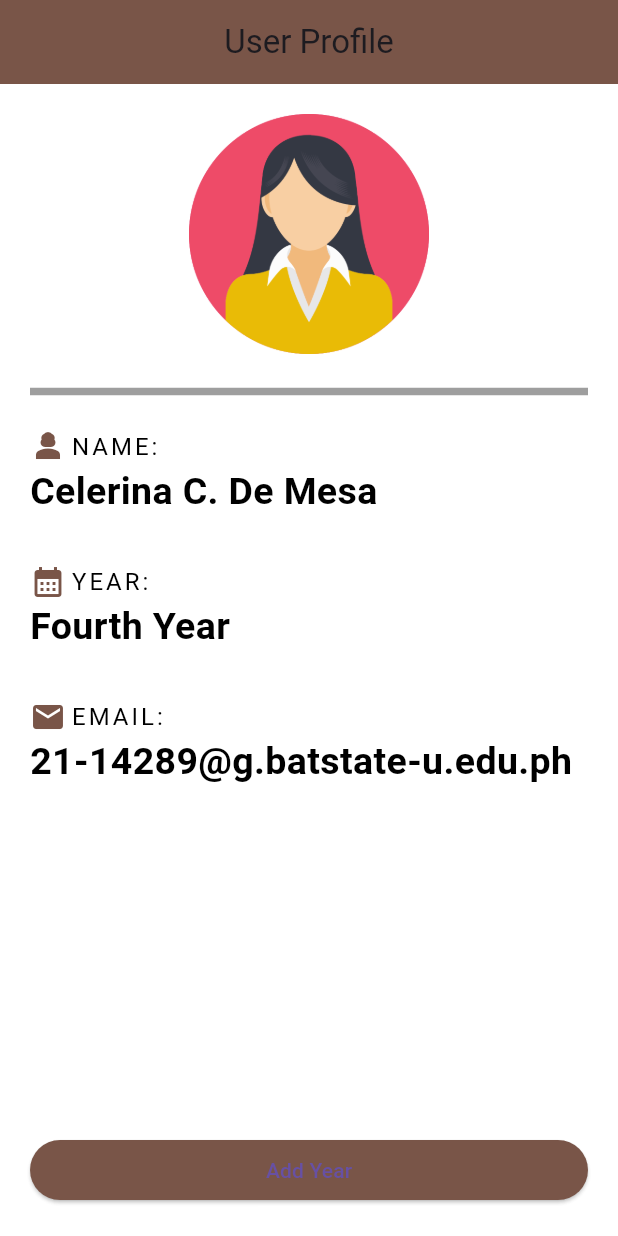
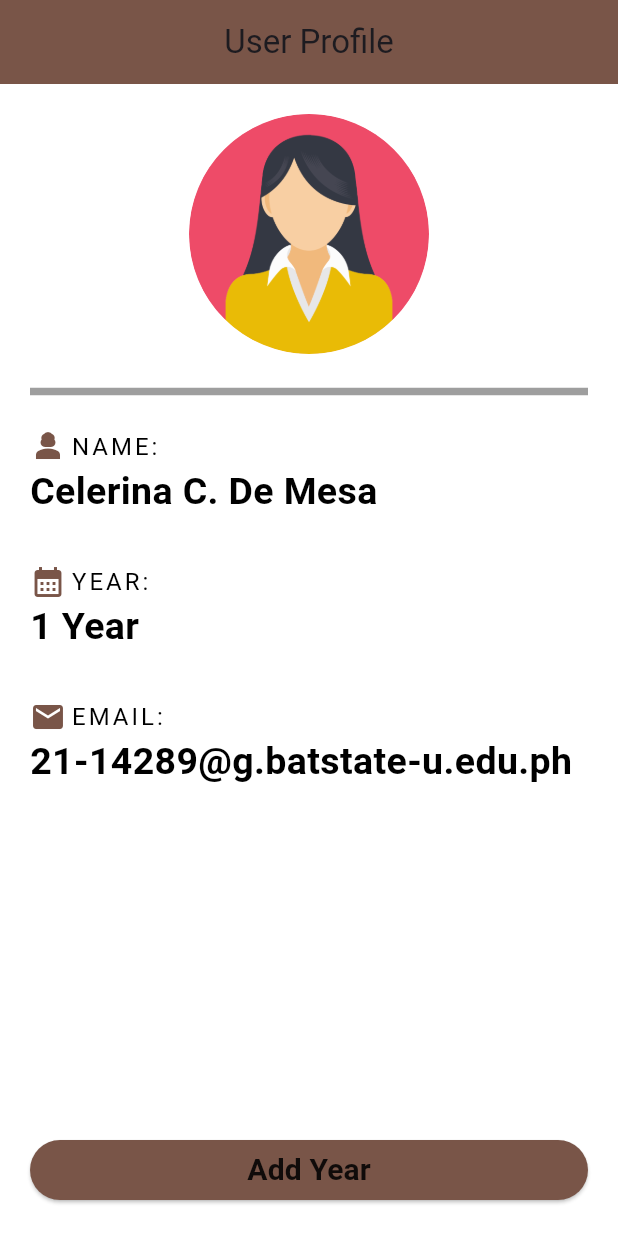
Before and after one commit to CelerinaD/Front-App, a Flutter app: the screen it shows after launch, after a tap on "Add Year", on a phone screen of 412 x 824 dp. Run offline on Flutter 3.47's test engine with Material 3 defaults, Android fonts, the phone set to English and light mode, and no system bars.

```diff
--- a/lib/home.dart
+++ b/lib/home.dart
@@ -1,12 +1,19 @@
 import 'package:flutter/material.dart';
 
-class Home extends StatelessWidget {
+class Home extends StatefulWidget {
   const Home({super.key});
+
+  @override
+  State<Home> createState() => _HomeState();
+}
+
+class _HomeState extends State<Home> {
+  int year = 0;
 
   @override
   Widget build(BuildContext context) {
     return  Scaffold(
-      backgroundColor: Colors.white70,
+      backgroundColor: Colors.white,
       appBar: AppBar(
         title: Text('User Profile'),
         backgroundColor: Colors.brown,
@@ -23,7 +30,8 @@ class Home extends StatelessWidget {
               children: <Widget>[
                 Center(
                   child: CircleAvatar(
-                    child: Image.asset('assets/6997662.png'),
+                   backgroundImage: AssetImage('assets/6997662.png'),
+                    backgroundColor: Colors.white,
                     radius: 80.0,
                   ),
                 ),
@@ -80,7 +88,7 @@ class Home extends StatelessWidget {
                   ],
                 ),
                 Text(
-                  'Fourth Year',
+                  '$year Year',
                   style: TextStyle(
                     fontWeight: FontWeight.bold,
                     color: Colors.black,
@@ -118,8 +126,19 @@ class Home extends StatelessWidget {
               crossAxisAlignment: CrossAxisAlignment.stretch,
               children: [
                 ElevatedButton(
-                    onPressed: (){},
-                    child: Text('Add Year'),
+                    onPressed: (){
+                      setState(() {
+                        year += 1;
+                      });
+                    },
+                    child: Text(
+                        'Add Year',
+                      style: TextStyle(
+                        fontWeight: FontWeight.bold,
+                        color: Colors.black87,
+                        fontSize: 20.0,
+                      ),
+                    ),
                   style: ButtonStyle(
                     backgroundColor: WidgetStateProperty.all(Colors.brown),
                   ),
```
